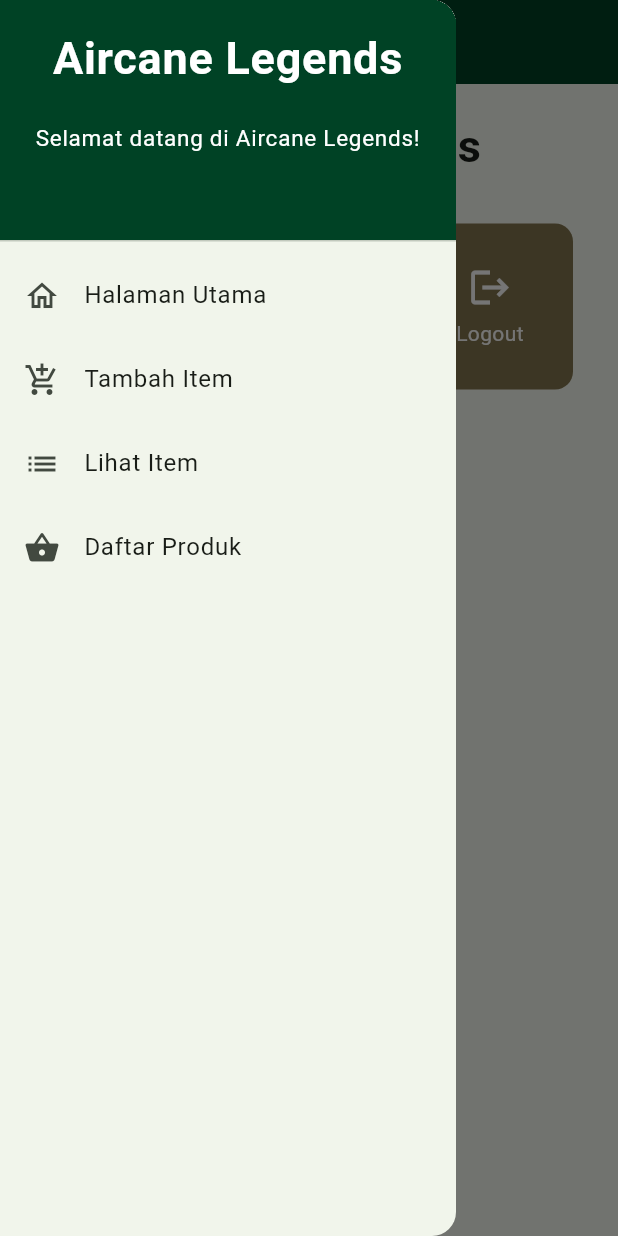
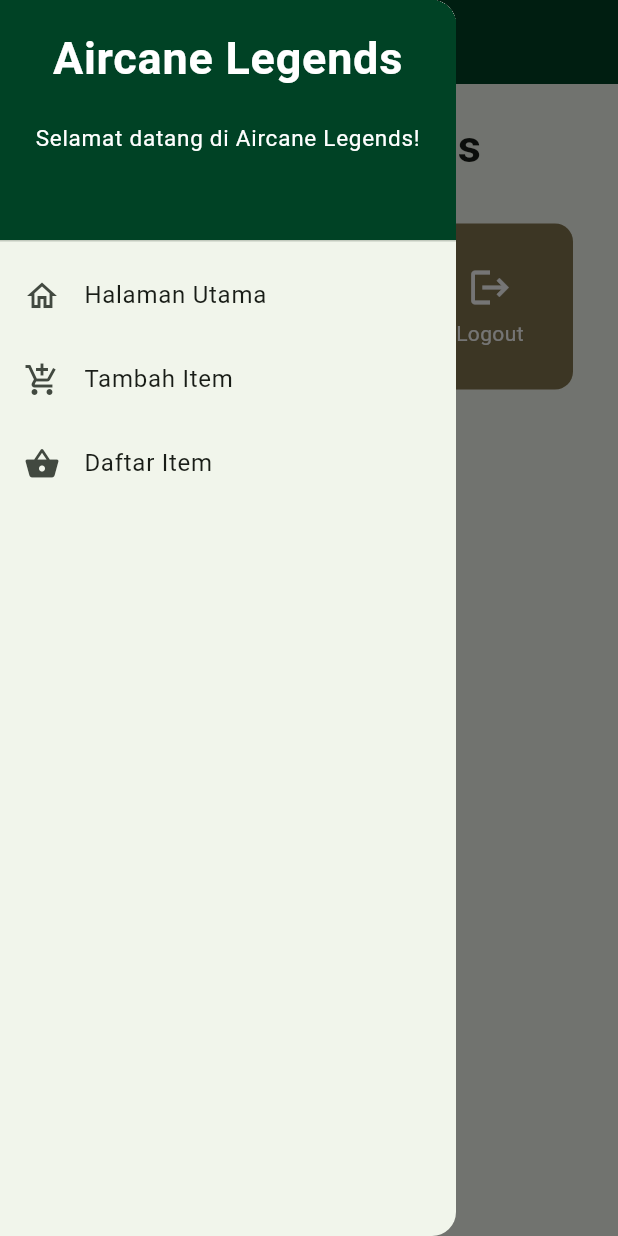
Before and after one commit to novrizair/aircane-legends, a Flutter app: the MyHomePage screen opened directly, with the side drawer open, on a phone screen of 412 x 824 dp. Run offline on Flutter 3.47's test engine with Material 2 defaults, Android fonts, the phone set to English and light mode, and no system bars; missing offline and left inert: pbp_django_auth.

Commit message:
masih localhost

```diff
--- a/lib/screens/menu.dart
+++ b/lib/screens/menu.dart
@@ -8,7 +8,7 @@ class MyHomePage extends StatelessWidget {
   MyHomePage({Key? key}) : super(key: key);
 
   final List<ShopItem> items = [
-    ShopItem("Lihat Item", Icons.checklist, Color(0xFF65451F)),
+    ShopItem("Daftar Item", Icons.checklist, Color(0xFF65451F)),
     ShopItem("Tambah Item", Icons.add_shopping_cart, Color(0xFF765827)),
     ShopItem("Logout", Icons.logout, Color(0xFF83764F)),
   ];
--- a/lib/widgets/left_drawer.dart
+++ b/lib/widgets/left_drawer.dart
@@ -64,20 +64,8 @@ class LeftDrawer extends StatelessWidget {
             },
           ),
           ListTile(
-            leading: const Icon(Icons.list),
-            title: const Text('Lihat Item'),
-            // Bagian redirection ke ItemListPage
-            onTap: () {
-              Navigator.pushReplacement(
-                  context,
-                  MaterialPageRoute(
-                    builder: (context) => ProductPage(),
-                  ));
-            },
-          ),
-          ListTile(
             leading: const Icon(Icons.shopping_basket),
-            title: const Text('Daftar Produk'),
+            title: const Text('Daftar Item'),
             onTap: () {
                 // Route menu ke halaman produk
                 Navigator.push(
--- a/lib/widgets/shop_card.dart
+++ b/lib/widgets/shop_card.dart
@@ -44,22 +44,13 @@ class ShopCard extends StatelessWidget {
                 builder: (context) => ShopFormPage(),
               ),
             );
-          }
-          // Navigate ke route yang sesuai (tergantung jenis tombol)
-          else if (item.name == "Lihat Item") {
-            Navigator.push(
-              context,
-              MaterialPageRoute(
-                builder: (context) => ProductPage(),
-              ),
-            );
-          } else if (item.name == "Lihat Produk") {
+          } else if (item.name == "Daftar Item") {
             Navigator.push(context,
                 MaterialPageRoute(builder: (context) => const ProductPage()));
           } else if (item.name == "Logout") {
             final response = await request.logout(
                 // TODO: Ganti URL dan jangan lupa tambahkan trailing slash (/) di akhir URL!
-                 "http://localhost:8000/auth/logout/");
+                "http://localhost:8000/auth/logout/");
             String message = response["message"];
             if (response['status']) {
               String uname = response["username"];
```
